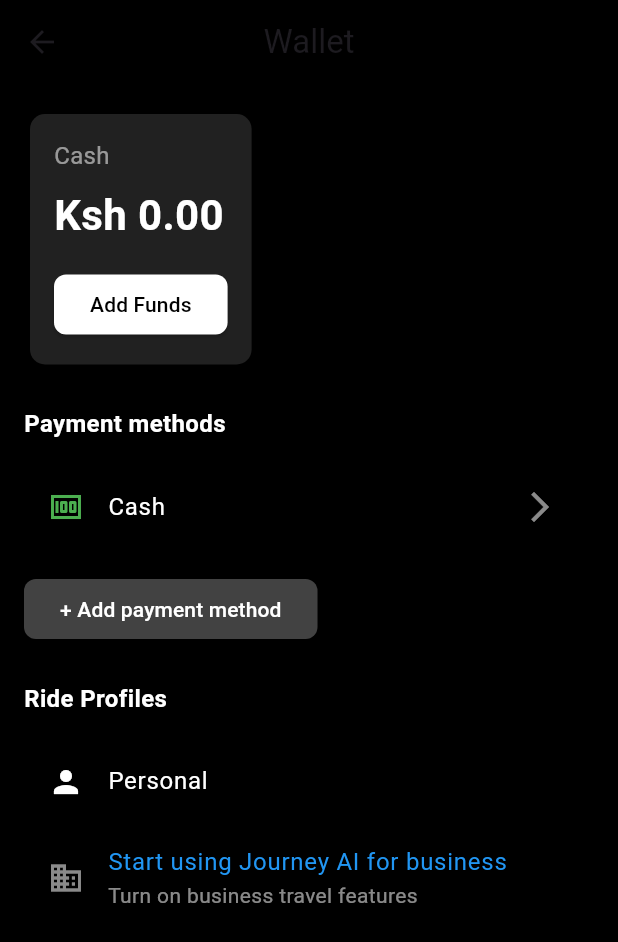
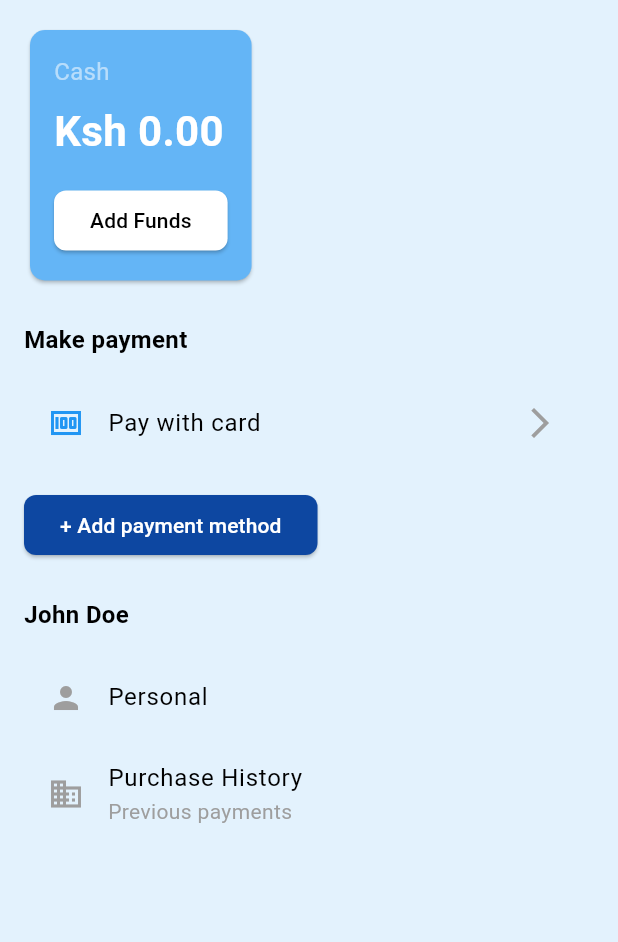
Before and after one commit to LornaPrecious/intelligent_payment_system, a Flutter app: the PaymentPage screen opened directly, on a phone screen of 412 x 824 dp. Shown: the top 942 px of the screen. Run offline on Flutter 3.47's test engine with Material 3 defaults, Android fonts, the phone set to English and light mode, and no system bars; our stand-ins replace dio, hive_flutter, image_picker, local_auth; missing offline and left inert: flutter_stripe, google_mlkit_face_detection; accounts and stored records are empty.

Commit message:
UI changes

```diff
--- a/lib/components/my_textfield.dart
+++ b/lib/components/my_textfield.dart
@@ -11,6 +11,7 @@ class MyTextField extends StatelessWidget {
     required this.controller,
     required this.hintText,
     required this.obscureText,
+    required bool filled,
   });
 
   @override
@@ -27,10 +28,10 @@ class MyTextField extends StatelessWidget {
             focusedBorder: OutlineInputBorder(
               borderSide: BorderSide(color: Colors.grey),
             ),
-          fillColor: Color(0xFF797676),
+            fillColor: Colors.white, //Colors.blue,
             filled: true,
             hintText: hintText,
-        ),
+            hintStyle: TextStyle(color: Colors.black)),
       ),
     );
   }
--- a/lib/pages/payment_page.dart
+++ b/lib/pages/payment_page.dart
@@ -10,21 +10,19 @@ class PaymentPage extends StatefulWidget {
   @override
   State<PaymentPage> createState() => _PaymentPageState();
 }
+/*
+Baby blue: Color.fromARGB(1, 212, 241, 244)
+Blue green: Color.fromARGB(1,117,230,218)
+Blue Grotto: Color.fromARGB(1,24,154,180)
+Navy Blue: Color.fromARGB(1,5,68,94)
+
+*/
 
 class _PaymentPageState extends State<PaymentPage> {
   @override
   Widget build(BuildContext context) {
     return Scaffold(
-      appBar: AppBar(
-        backgroundColor: Colors.black,
-        leading: IconButton(
-          icon: Icon(Icons.arrow_back),
-          onPressed: () {},
-        ),
-        title: Text('Wallet'),
-        centerTitle: true,
-      ),
-      backgroundColor: Colors.black,
+      backgroundColor: Colors.blue[50],
       body: SingleChildScrollView(
         child: Padding(
           padding: const EdgeInsets.all(16.0),
@@ -33,7 +31,7 @@ class _PaymentPageState extends State<PaymentPage> {
             children: [
               // App's Cash Section
               Card(
-                color: Colors.grey[900],
+                color: Colors.blue[300],
                 shape: RoundedRectangleBorder(
                   borderRadius: BorderRadius.circular(10.0),
                 ),
@@ -80,9 +78,9 @@ class _PaymentPageState extends State<PaymentPage> {
 
               // Payment Methods Section
               Text(
-                'Payment methods',
+                'Make payment',
                 style: TextStyle(
-                  color: Colors.white,
+                  color: Colors.black,
                   fontSize: 16,
                   fontWeight: FontWeight.bold,
                 ),
@@ -91,17 +89,17 @@ class _PaymentPageState extends State<PaymentPage> {
               ListTile(
                 leading: Icon(
                   Icons.money,
-                  color: Colors.green,
+                  color: Colors.blue,
                 ),
                 title: Text(
-                  'Cash',
+                  'Pay with card',
                   style: TextStyle(
-                    color: Colors.white,
+                    color: Colors.black,
                   ),
                 ),
                 trailing: Icon(
                   Icons.arrow_forward_ios,
-                  color: Colors.white54,
+                  color: Colors.grey,
                 ),
                 onTap: () {
                   // Cash payment method tap
@@ -111,11 +109,11 @@ class _PaymentPageState extends State<PaymentPage> {
               ElevatedButton(
                 onPressed: () {
                   StripeService.instance.makePayment();
-                  // Add payment method functionality
+                  // Make payment functionality
                 },
                 style: ElevatedButton.styleFrom(
                   foregroundColor: Colors.white,
-                  backgroundColor: Colors.grey[800],
+                  backgroundColor: Colors.blue[900],
                   shape: RoundedRectangleBorder(
                     borderRadius: BorderRadius.circular(8.0),
                   ),
@@ -126,9 +124,9 @@ class _PaymentPageState extends State<PaymentPage> {
 
               // Ride Profiles Section
               Text(
-                'Ride Profiles',
+                'John Doe',
                 style: TextStyle(
-                  color: Colors.white,
+                  color: Colors.black,
                   fontSize: 16,
                   fontWeight: FontWeight.bold,
                 ),
@@ -137,12 +135,12 @@ class _PaymentPageState extends State<PaymentPage> {
               ListTile(
                 leading: Icon(
                   Icons.person,
-                  color: Colors.white,
+                  color: Colors.grey,
                 ),
                 title: Text(
                   'Personal',
                   style: TextStyle(
-                    color: Colors.white,
+                    color: Colors.black,
                   ),
                 ),
                 onTap: () {
@@ -152,22 +150,22 @@ class _PaymentPageState extends State<PaymentPage> {
               ListTile(
                 leading: Icon(
                   Icons.business,
-                  color: Colors.white54,
+                  color: Colors.grey,
                 ),
                 title: Text(
-                  'Start using Journey AI for business',
+                  'Purchase History',
                   style: TextStyle(
-                    color: Colors.blue,
+                    color: Colors.black,
                   ),
                 ),
                 subtitle: Text(
-                  'Turn on business travel features',
+                  'Previous payments',
                   style: TextStyle(
-                    color: Colors.white54,
+                    color: Colors.grey,
                   ),
                 ),
                 onTap: () {
-                  // Uber for business tap
+                  // History purchases
                 },
               ),
             ],
--- a/pubspec.yaml
+++ b/pubspec.yaml
@@ -40,7 +40,7 @@ dependencies:
   tflite_flutter: ^0.11.0
 
   image_picker: ^1.1.2
-  image: ^4.2.0
+  image: ^4.3.0
   google_mlkit_face_detection: ^0.12.0
   google_mlkit_commons: ^0.9.0
   flutter_stripe: ^11.2.0
```
Also changed, not shown: lib/main.dart (+8 -1 lines), lib/pages/face_registration_page.dart (+74 -10 lines), lib/pages/login_page.dart (+39 -23 lines), lib/pages/sign_up_page.dart (+79 -38 lines), pubspec.lock, 2 other files. Lines whose indentation alone changed are shown as unchanged.
